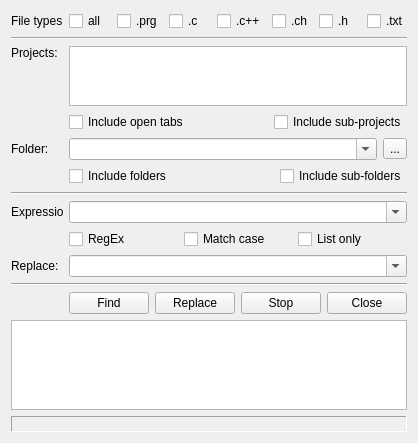
The window that harbour/contrib/hbide/findinfilesex.ui (harbour/core) describes before a commit, drawn with Qt 5.
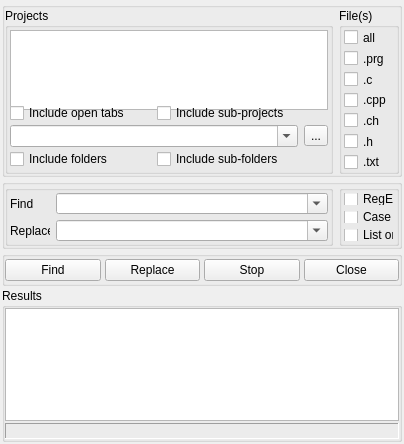
The same window after the commit.

```diff
--- a/harbour/contrib/hbide/findinfilesex.ui
+++ b/harbour/contrib/hbide/findinfilesex.ui
@@ -7,52 +7,137 @@
     <x>0</x>
     <y>0</y>
     <width>404</width>
-    <height>443</height>
+    <height>444</height>
    </rect>
   </property>
   <property name="windowTitle">
    <string>Form</string>
   </property>
-  <layout class="QGridLayout" name="gridLayout">
-   <item row="4" column="1" colspan="3">
-    <layout class="QHBoxLayout" name="horizontalLayout_5">
+  <layout class="QVBoxLayout" name="verticalLayout_4" stretch="0,0,0,1">
+   <property name="spacing">
+    <number>2</number>
+   </property>
+   <property name="margin">
+    <number>2</number>
+   </property>
      <item>
+    <widget class="QGroupBox" name="groupBox">
+     <property name="maximumSize">
+      <size>
+       <width>16777215</width>
+       <height>175</height>
+      </size>
+     </property>
+     <property name="title">
+      <string/>
+     </property>
+     <layout class="QHBoxLayout" name="horizontalLayout" stretch="1,0">
+      <property name="margin">
+       <number>0</number>
+      </property>
+      <item>
+       <widget class="QGroupBox" name="groupBox_2">
+        <property name="title">
+         <string>Projects</string>
+        </property>
+        <layout class="QGridLayout" name="gridLayout" rowstretch="1,0,0,0">
+         <property name="verticalSpacing">
+          <number>2</number>
+         </property>
+         <property name="margin">
+          <number>2</number>
+         </property>
+         <item row="0" column="0" colspan="3">
+          <widget class="QListWidget" name="listProjects">
+           <property name="minimumSize">
+            <size>
+             <width>0</width>
+             <height>80</height>
+            </size>
+           </property>
+           <property name="maximumSize">
+            <size>
+             <width>16777215</width>
+             <height>80</height>
+            </size>
+           </property>
+           <property name="editTriggers">
+            <set>QAbstractItemView::NoEditTriggers</set>
+           </property>
+           <property name="selectionMode">
+            <enum>QAbstractItemView::MultiSelection</enum>
+           </property>
+           <property name="sortingEnabled">
+            <bool>false</bool>
+           </property>
+          </widget>
+         </item>
+         <item row="1" column="0">
+          <widget class="QCheckBox" name="checkOpenTabs">
+           <property name="text">
+            <string>Include open tabs </string>
+           </property>
+          </widget>
+         </item>
+         <item row="1" column="1" colspan="2">
+          <widget class="QCheckBox" name="checkSubProjects">
+           <property name="text">
+            <string>Include sub-projects</string>
+           </property>
+          </widget>
+         </item>
+         <item row="2" column="0" colspan="2">
       <widget class="QComboBox" name="comboFolder">
        <property name="editable">
         <bool>true</bool>
        </property>
       </widget>
      </item>
-     <item>
+         <item row="2" column="2">
       <widget class="QToolButton" name="buttonFolder">
        <property name="text">
         <string>...</string>
        </property>
       </widget>
      </item>
-    </layout>
-   </item>
-   <item row="0" column="0" colspan="4">
-    <layout class="QHBoxLayout" name="horizontalLayout_6">
+         <item row="3" column="0">
+          <widget class="QCheckBox" name="checkFolders">
+           <property name="text">
+            <string>Include folders</string>
+           </property>
+          </widget>
+         </item>
+         <item row="3" column="1" colspan="2">
+          <widget class="QCheckBox" name="checkSubFolders">
+           <property name="text">
+            <string>Include sub-folders</string>
+           </property>
+          </widget>
+         </item>
+        </layout>
+       </widget>
+      </item>
      <item>
-      <widget class="QLabel" name="labelFileTypes">
+       <widget class="QGroupBox" name="groupBox_3">
        <property name="minimumSize">
         <size>
-         <width>52</width>
+          <width>60</width>
          <height>0</height>
         </size>
        </property>
        <property name="maximumSize">
         <size>
-         <width>52</width>
+          <width>60</width>
          <height>16777215</height>
         </size>
        </property>
-       <property name="text">
-        <string>File types:</string>
-       </property>
-      </widget>
-     </item>
+        <property name="title">
+         <string>File(s)</string>
+        </property>
+        <layout class="QVBoxLayout" name="verticalLayout">
+         <property name="margin">
+          <number>2</number>
+         </property>
      <item>
       <widget class="QCheckBox" name="checkAll">
        <property name="text">
@@ -77,7 +162,7 @@
      <item>
       <widget class="QCheckBox" name="checkCpp">
        <property name="text">
-        <string>.c++</string>
+            <string>.cpp</string>
        </property>
       </widget>
      </item>
@@ -109,138 +194,201 @@
       </widget>
      </item>
     </layout>
-   </item>
-   <item row="1" column="0" colspan="4">
-    <widget class="Line" name="line_5">
-     <property name="orientation">
-      <enum>Qt::Horizontal</enum>
-     </property>
-    </widget>
-   </item>
-   <item row="2" column="0">
-    <widget class="QLabel" name="labelProjects">
-     <property name="maximumSize">
-      <size>
-       <width>52</width>
-       <height>16777215</height>
-      </size>
-     </property>
-     <property name="text">
-      <string>Projects:</string>
-     </property>
-     <property name="alignment">
-      <set>Qt::AlignLeading|Qt::AlignLeft|Qt::AlignTop</set>
-     </property>
+       </widget>
+      </item>
+     </layout>
     </widget>
    </item>
-   <item row="2" column="1" colspan="3">
-    <widget class="QListWidget" name="listProjects">
+   <item>
+    <widget class="QGroupBox" name="groupBox_4">
      <property name="minimumSize">
       <size>
        <width>0</width>
-       <height>60</height>
+       <height>70</height>
       </size>
      </property>
      <property name="maximumSize">
       <size>
        <width>16777215</width>
-       <height>60</height>
+       <height>70</height>
       </size>
      </property>
-     <property name="editTriggers">
-      <set>QAbstractItemView::NoEditTriggers</set>
+     <property name="title">
+      <string/>
      </property>
-     <property name="selectionMode">
-      <enum>QAbstractItemView::MultiSelection</enum>
-     </property>
-     <property name="sortingEnabled">
-      <bool>false</bool>
-     </property>
-    </widget>
-   </item>
-   <item row="9" column="0" colspan="4">
-    <widget class="Line" name="line_3">
-     <property name="orientation">
-      <enum>Qt::Horizontal</enum>
-     </property>
-    </widget>
-   </item>
-   <item row="11" column="0">
-    <widget class="QLabel" name="labelExpr">
+     <layout class="QHBoxLayout" name="horizontalLayout_2" stretch="1,0">
+      <property name="margin">
+       <number>0</number>
+      </property>
+      <item>
+       <widget class="QGroupBox" name="groupBox_6">
+        <property name="title">
+         <string/>
+        </property>
+        <layout class="QGridLayout" name="gridLayout_2">
+         <property name="margin">
+          <number>2</number>
+         </property>
+         <item row="0" column="0">
+          <widget class="QLabel" name="label">
      <property name="maximumSize">
       <size>
-       <width>52</width>
+             <width>40</width>
        <height>16777215</height>
       </size>
      </property>
      <property name="text">
-      <string>Expression</string>
+            <string>Find</string>
      </property>
     </widget>
    </item>
-   <item row="11" column="1" colspan="3">
+         <item row="0" column="1">
     <widget class="QComboBox" name="comboExpr">
      <property name="editable">
       <bool>true</bool>
      </property>
     </widget>
    </item>
-   <item row="12" column="1">
+         <item row="1" column="0">
+          <widget class="QLabel" name="label_2">
+           <property name="maximumSize">
+            <size>
+             <width>40</width>
+             <height>16777215</height>
+            </size>
+           </property>
+           <property name="text">
+            <string>Replace</string>
+           </property>
+          </widget>
+         </item>
+         <item row="1" column="1">
+          <widget class="QComboBox" name="comboRepl">
+           <property name="editable">
+            <bool>true</bool>
+           </property>
+          </widget>
+         </item>
+        </layout>
+       </widget>
+      </item>
+      <item>
+       <widget class="QGroupBox" name="groupBox_5">
+        <property name="maximumSize">
+         <size>
+          <width>60</width>
+          <height>16777215</height>
+         </size>
+        </property>
+        <property name="title">
+         <string/>
+        </property>
+        <layout class="QVBoxLayout" name="verticalLayout_2">
+         <property name="margin">
+          <number>2</number>
+         </property>
+         <item>
     <widget class="QCheckBox" name="checkRegEx">
      <property name="text">
       <string>RegEx</string>
      </property>
     </widget>
    </item>
-   <item row="12" column="2">
+         <item>
     <widget class="QCheckBox" name="checkMatchCase">
      <property name="text">
-      <string>Match case</string>
+            <string>Case</string>
      </property>
     </widget>
    </item>
-   <item row="12" column="3">
+         <item>
     <widget class="QCheckBox" name="checkListOnly">
      <property name="text">
       <string>List only</string>
      </property>
     </widget>
    </item>
-   <item row="13" column="0">
-    <widget class="QLabel" name="labelRepl">
+        </layout>
+       </widget>
+      </item>
+     </layout>
+    </widget>
+   </item>
+   <item>
+    <widget class="QGroupBox" name="groupBox_7">
+     <property name="minimumSize">
+      <size>
+       <width>0</width>
+       <height>35</height>
+      </size>
+     </property>
      <property name="maximumSize">
       <size>
-       <width>52</width>
-       <height>16777215</height>
+       <width>16777215</width>
+       <height>35</height>
       </size>
      </property>
+     <property name="title">
+      <string/>
+     </property>
+     <layout class="QHBoxLayout" name="horizontalLayout_3">
+      <property name="spacing">
+       <number>4</number>
+      </property>
+      <property name="margin">
+       <number>0</number>
+      </property>
+      <item>
+       <widget class="QPushButton" name="buttonFind">
      <property name="text">
-      <string>Replace:</string>
+         <string>Find</string>
      </property>
     </widget>
    </item>
-   <item row="13" column="1" colspan="3">
-    <widget class="QComboBox" name="comboRepl">
-     <property name="editable">
-      <bool>true</bool>
+      <item>
+       <widget class="QPushButton" name="buttonRepl">
+        <property name="text">
+         <string>Replace</string>
      </property>
     </widget>
    </item>
-   <item row="14" column="0" colspan="4">
-    <widget class="Line" name="line_4">
-     <property name="orientation">
-      <enum>Qt::Horizontal</enum>
+      <item>
+       <widget class="QPushButton" name="buttonStop">
+        <property name="text">
+         <string>Stop</string>
      </property>
     </widget>
    </item>
-   <item row="16" column="0" colspan="4">
+      <item>
+       <widget class="QPushButton" name="buttonClose">
+        <property name="text">
+         <string>Close</string>
+        </property>
+       </widget>
+      </item>
+     </layout>
+    </widget>
+   </item>
+   <item>
+    <widget class="QGroupBox" name="groupBox_8">
+     <property name="title">
+      <string>Results</string>
+     </property>
+     <layout class="QVBoxLayout" name="verticalLayout_3">
+      <property name="spacing">
+       <number>2</number>
+      </property>
+      <property name="margin">
+       <number>0</number>
+      </property>
+      <item>
     <widget class="QTextEdit" name="editResults">
      <property name="lineWrapMode">
       <enum>QTextEdit::NoWrap</enum>
      </property>
     </widget>
    </item>
-   <item row="17" column="0" colspan="4">
+      <item>
     <widget class="QLabel" name="labelStatus">
      <property name="frameShape">
       <enum>QFrame::Panel</enum>
@@ -256,113 +404,9 @@
      </property>
     </widget>
    </item>
-   <item row="15" column="1" colspan="3">
-    <layout class="QHBoxLayout" name="horizontalLayout_7">
-     <item>
-      <widget class="QPushButton" name="buttonFind">
-       <property name="text">
-        <string>Find</string>
-       </property>
-      </widget>
-     </item>
-     <item>
-      <widget class="QPushButton" name="buttonRepl">
-       <property name="text">
-        <string>Replace</string>
-       </property>
-      </widget>
-     </item>
-     <item>
-      <widget class="QPushButton" name="buttonStop">
-       <property name="text">
-        <string>Stop</string>
-       </property>
-      </widget>
-     </item>
-     <item>
-      <widget class="QPushButton" name="buttonClose">
-       <property name="text">
-        <string>Close</string>
-       </property>
-      </widget>
-     </item>
-    </layout>
-   </item>
-   <item row="4" column="0">
-    <widget class="QLabel" name="labelFolder">
-     <property name="maximumSize">
-      <size>
-       <width>52</width>
-       <height>16777215</height>
-      </size>
-     </property>
-     <property name="text">
-      <string>Folder:</string>
-     </property>
+     </layout>
     </widget>
    </item>
-   <item row="3" column="1" colspan="3">
-    <layout class="QHBoxLayout" name="horizontalLayout_4">
-     <item>
-      <widget class="QCheckBox" name="checkOpenTabs">
-       <property name="text">
-        <string>Include open tabs </string>
-       </property>
-      </widget>
-     </item>
-     <item>
-      <spacer name="horizontalSpacer">
-       <property name="orientation">
-        <enum>Qt::Horizontal</enum>
-       </property>
-       <property name="sizeHint" stdset="0">
-        <size>
-         <width>40</width>
-         <height>20</height>
-        </size>
-       </property>
-      </spacer>
-     </item>
-     <item>
-      <widget class="QCheckBox" name="checkSubProjects">
-       <property name="text">
-        <string>Include sub-projects</string>
-       </property>
-      </widget>
-     </item>
-    </layout>
-   </item>
-   <item row="5" column="1" colspan="3">
-    <layout class="QHBoxLayout" name="horizontalLayout_8">
-     <item>
-      <widget class="QCheckBox" name="checkFolders">
-       <property name="text">
-        <string>Include folders</string>
-       </property>
-      </widget>
-     </item>
-     <item>
-      <spacer name="horizontalSpacer_2">
-       <property name="orientation">
-        <enum>Qt::Horizontal</enum>
-       </property>
-       <property name="sizeHint" stdset="0">
-        <size>
-         <width>40</width>
-         <height>20</height>
-        </size>
-       </property>
-      </spacer>
-     </item>
-     <item>
-      <widget class="QCheckBox" name="checkSubFolders">
-       <property name="text">
-        <string>Include sub-folders</string>
-       </property>
-      </widget>
-     </item>
-    </layout>
-   </item>
   </layout>
  </widget>
  <resources/>
```
Left out of the diff: 6 changed lines with no effect on the pictures. Lines whose indentation alone changed are shown as unchanged.
